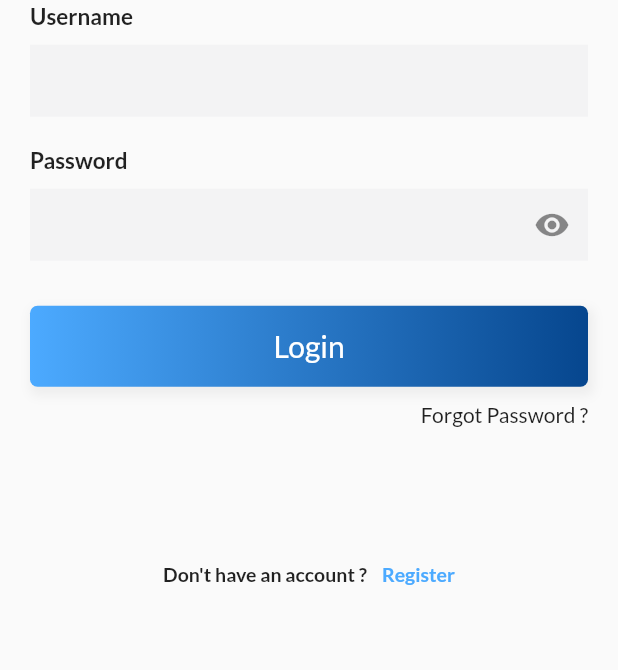
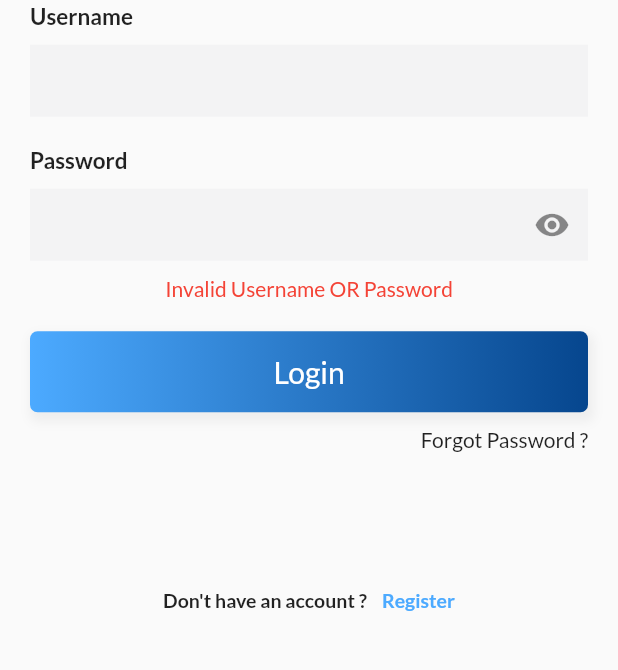
Before and after one commit to shahbazakon/Snapped, a Flutter app: the LoginPage screen opened by its route, after a tap on "Login", on a phone screen of 412 x 824 dp, the part 387-1057 px from its top. Run offline on Flutter 3.47's test engine with Material 2 defaults, Android fonts, the phone set to English and light mode, and no system bars; our stand-ins replace dio, gallery_saver, google_fonts, image_picker, nb_utils, share and 1 more; missing offline and left inert: email_auth; accounts and stored records are empty; network calls fail.

Commit message:
remove bug : Login page

```diff
--- a/lib/src/login.dart
+++ b/lib/src/login.dart
@@ -18,7 +18,9 @@ class LoginPage extends StatefulWidget {
 
 class _LoginPageState extends State<LoginPage> {
   bool _isObscure = true;
-  bool isVisible = false;
+  bool wrongValues = false;
+  bool indelidDetalis = false;
+
   TextEditingController passwordController = TextEditingController();
   TextEditingController emailController = TextEditingController();
 
@@ -89,11 +91,12 @@ class _LoginPageState extends State<LoginPage> {
         print("USERNAME: ${emailController.text}");
         print("PASSWORD: ${passwordController.text}");
         print("loin page get $userRes");
-
+        if(emailController.text.isEmpty == false && passwordController.text.isEmpty == false) {
           if (userRes.data['code'] == '-1') {
-          print("wrong username and password");
+            print("Wrong Username and Password");
             setState(() {
-            isVisible = true;
+              wrongValues = true;
+              indelidDetalis = false;
             });
           }
           if (userRes.data['code'] == '1') {
@@ -103,6 +106,13 @@ class _LoginPageState extends State<LoginPage> {
 
             EventGallery(userID: userID);
             Navigator.pushReplacementNamed(context, '/event');
+          }
+        }
+        else{
+          setState(() {
+            indelidDetalis = true ;
+            wrongValues = false;
+          });
         }
       },
       child: Container(
@@ -200,9 +210,16 @@ class _LoginPageState extends State<LoginPage> {
                     const SizedBox(height: 50),
                     _emailPasswordWidget(),
                     Visibility(
-                        visible: isVisible,
+                        visible: wrongValues,
                         child: const Text(
-                          "Wrong username OR password",
+                          "Wrong Username OR Password",
+                          textAlign: TextAlign.center,
+                          style: TextStyle(color: Colors.red),
+                        )),
+                    Visibility(
+                        visible: indelidDetalis,
+                        child: const Text(
+                          "Invalid Username OR Password ",
                           textAlign: TextAlign.center,
                           style: TextStyle(color: Colors.red),
                         )),
```
Also changed, not shown: lib/src/API Request/put.dart (+63 -4 lines), lib/src/edit_profile.dart (+53 -12 lines). Lines whose indentation alone changed are shown as unchanged.
